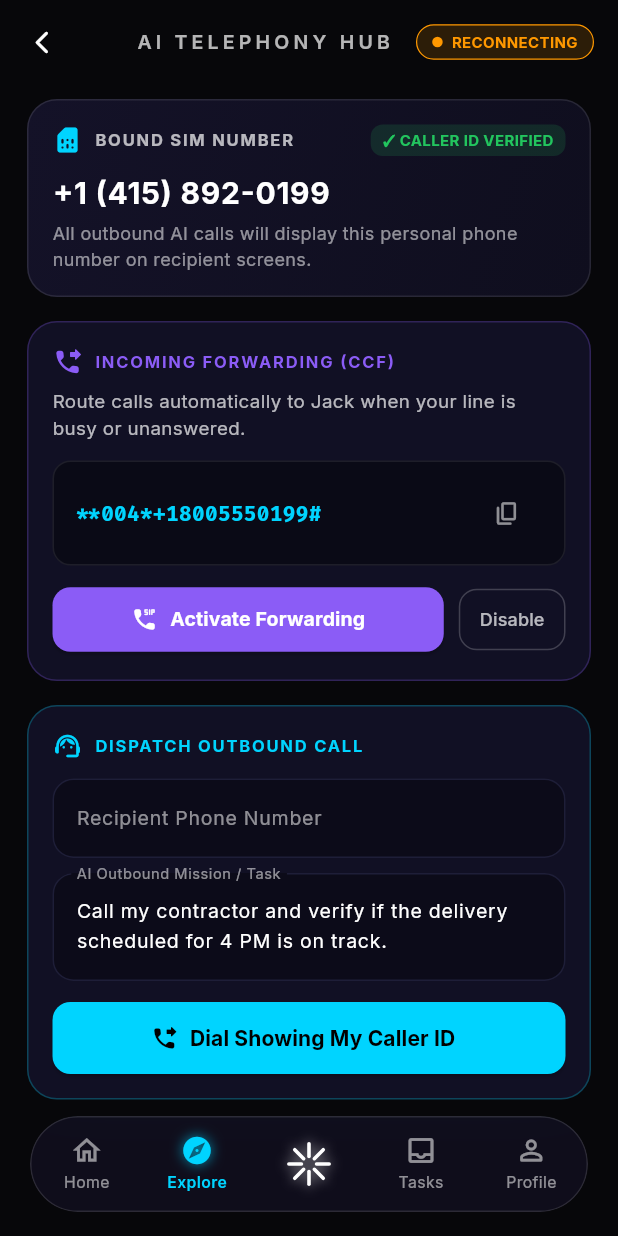
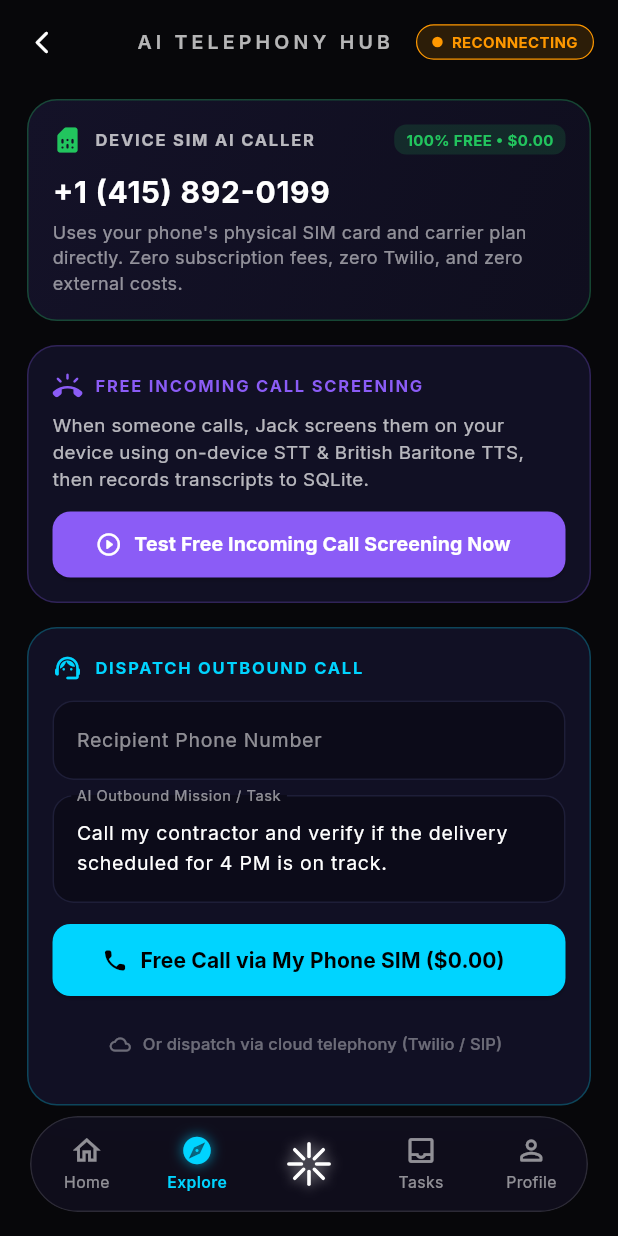
Before and after one commit to JACK-AI7/Jack-Mobile-Agent, a Flutter app: the TelephonyDashboardScreen screen opened by its route, on a phone screen of 412 x 824 dp. Run offline on Flutter 3.47's test engine with Material 3 defaults, Android fonts, the phone set to English and light mode, and no system bars; our stand-ins replace cached_network_image, dio, fl_chart, flutter_animate, flutter_markdown, flutter_riverpod and 11 more; missing offline and left inert: flutter_callkit_incoming, flutter_overlay_window, flutter_webrtc, installed_apps, workmanager; accounts and stored records are empty; network calls fail.

Commit message:
feat(free-calling): enable 100% free on-device SIM AI calling, zero Twilio cost, test call simulator, and native carrier dialer

```diff
--- a/lib/screens/telephony_dashboard_screen.dart
+++ b/lib/screens/telephony_dashboard_screen.dart
@@ -13,7 +13,9 @@ import 'package:flutter/services.dart';
 import 'package:flutter_riverpod/flutter_riverpod.dart';
 import 'package:google_fonts/google_fonts.dart';
 import 'package:go_router/go_router.dart';
+import 'package:url_launcher/url_launcher.dart';
 
+import '../services/telephony/jack_ai_voice_call_engine.dart';
 import '../services/telephony/jack_multi_tenant_telephony_service.dart';
 import '../services/api/jack_storage.dart';
 import '../theme/app_colors.dart';
@@ -44,11 +46,22 @@ class _TelephonyDashboardScreenState
   void initState() {
     super.initState();
     _initTelephonyProfile();
+    JackAiVoiceCallEngine.instance.init();
     _service.liveTranscriptNotifier.addListener(_autoScrollTerminal);
+    JackAiVoiceCallEngine.instance.liveTranscriptNotifier.addListener(_syncLocalTranscripts);
+  }
+
+  void _syncLocalTranscripts() {
+    final list = JackAiVoiceCallEngine.instance.liveTranscriptNotifier.value;
+    if (list.isNotEmpty) {
+      final last = list.last;
+      _service.appendTranscript(last['speaker'] ?? 'Jack', last['text'] ?? '');
+    }
   }
 
   @override
   void dispose() {
+    JackAiVoiceCallEngine.instance.liveTranscriptNotifier.removeListener(_syncLocalTranscripts);
     _service.liveTranscriptNotifier.removeListener(_autoScrollTerminal);
     _targetNumberCtrl.dispose();
     _taskPromptCtrl.dispose();
@@ -214,8 +227,7 @@ class _TelephonyDashboardScreenState
     return ValueListenableBuilder<TelephonyUserConfig?>(
       valueListenable: _service.profileNotifier,
       builder: (ctx, config, _) {
-        final sim = config?.personalSimNumber ?? 'Detecting SIM...';
-        final isVerified = config?.isCallerIdVerified ?? false;
+        final sim = config?.personalSimNumber ?? 'Active Device SIM';
 
         return Container(
           padding: const EdgeInsets.all(16),
@@ -226,7 +238,7 @@ class _TelephonyDashboardScreenState
               end: Alignment.bottomRight,
             ),
             borderRadius: BorderRadius.circular(20),
-            border: Border.all(color: Colors.white.withValues(alpha: 0.1)),
+            border: Border.all(color: const Color(0xFF22C55E).withValues(alpha: 0.3)),
           ),
           child: Column(
             crossAxisAlignment: CrossAxisAlignment.start,
@@ -236,10 +248,10 @@ class _TelephonyDashboardScreenState
                 children: [
                   Row(
                     children: [
-                      const Icon(Icons.sim_card_rounded, color: AppColors.accentCyan, size: 20),
+                      const Icon(Icons.sim_card_rounded, color: Color(0xFF22C55E), size: 20),
                       const SizedBox(width: 8),
                       Text(
-                        'BOUND SIM NUMBER',
+                        'DEVICE SIM AI CALLER',
                         style: GoogleFonts.inter(
                           color: Colors.white70,
                           fontSize: 11,
@@ -252,15 +264,13 @@ class _TelephonyDashboardScreenState
                   Container(
                     padding: const EdgeInsets.symmetric(horizontal: 8, vertical: 3),
                     decoration: BoxDecoration(
-                      color: isVerified
-                          ? const Color(0xFF22C55E).withValues(alpha: 0.15)
-                          : const Color(0xFFF59E0B).withValues(alpha: 0.15),
+                      color: const Color(0xFF22C55E).withValues(alpha: 0.15),
                       borderRadius: BorderRadius.circular(8),
                     ),
                     child: Text(
-                      isVerified ? '✓ CALLER ID VERIFIED' : 'PENDING VALIDATION',
+                      r'100% FREE • $0.00',
                       style: GoogleFonts.inter(
-                        color: isVerified ? const Color(0xFF22C55E) : const Color(0xFFF59E0B),
+                        color: const Color(0xFF22C55E),
                         fontSize: 10,
                         fontWeight: FontWeight.bold,
                       ),
@@ -280,9 +290,7 @@ class _TelephonyDashboardScreenState
               ),
               const SizedBox(height: 4),
               Text(
-                isVerified
-                    ? 'All outbound AI calls will display this personal phone number on recipient screens.'
-                    : 'Twilio validation initiated. Enter code ${config?.validationCode ?? "..."} when prompted by phone.',
+                'Uses your phone\'s physical SIM card and carrier plan directly. Zero subscription fees, zero Twilio, and zero external costs.',
                 style: GoogleFonts.inter(color: Colors.white54, fontSize: 12),
               ),
             ],
@@ -292,14 +300,8 @@ class _TelephonyDashboardScreenState
     );
   }
 
-  // ── CCF Forwarding Terminal ─────────────────────────────────────────────────
+  // ── CCF Forwarding & Free Testing Terminal ──────────────────────────────────
   Widget _buildCcfForwardingTerminal() {
-    return ValueListenableBuilder<TelephonyUserConfig?>(
-      valueListenable: _service.profileNotifier,
-      builder: (ctx, config, _) {
-        final fwdNumber = config?.targetForwardingNumber ?? '+1 (800) 555-0199';
-        final ussdAll = config?.ccfAllCode ?? '**004*$fwdNumber#';
-
     return Container(
       padding: const EdgeInsets.all(16),
       decoration: BoxDecoration(
@@ -312,10 +314,10 @@ class _TelephonyDashboardScreenState
         children: [
           Row(
             children: [
-                  const Icon(Icons.phone_forwarded_rounded, color: Color(0xFF8B5CF6), size: 20),
+              const Icon(Icons.ring_volume_rounded, color: Color(0xFF8B5CF6), size: 20),
               const SizedBox(width: 8),
               Text(
-                    'INCOMING FORWARDING (CCF)',
+                'FREE INCOMING CALL SCREENING',
                 style: GoogleFonts.inter(
                   color: const Color(0xFF8B5CF6),
                   fontSize: 11,
@@ -327,74 +329,36 @@ class _TelephonyDashboardScreenState
           ),
           const SizedBox(height: 8),
           Text(
-                'Route calls automatically to Jack when your line is busy or unanswered.',
+            'When someone calls, Jack screens them on your device using on-device STT & British Baritone TTS, then records transcripts to SQLite.',
             style: GoogleFonts.inter(color: Colors.white70, fontSize: 12.5),
           ),
           const SizedBox(height: 12),
-              Container(
+          SizedBox(
             width: double.infinity,
-                padding: const EdgeInsets.symmetric(horizontal: 14, vertical: 10),
-                decoration: BoxDecoration(
-                  color: Colors.black.withValues(alpha: 0.4),
-                  borderRadius: BorderRadius.circular(12),
-                  border: Border.all(color: Colors.white.withValues(alpha: 0.08)),
-                ),
-                child: Row(
-                  mainAxisAlignment: MainAxisAlignment.spaceBetween,
-                  children: [
-                    Text(
-                      ussdAll,
-                      style: GoogleFonts.firaCode(
-                        color: AppColors.accentCyan,
-                        fontSize: 14,
-                        fontWeight: FontWeight.bold,
-                      ),
-                    ),
-                    IconButton(
-                      icon: const Icon(Icons.copy_rounded, color: Colors.white54, size: 18),
-                      onPressed: () {
-                        Clipboard.setData(ClipboardData(text: ussdAll));
-                        ScaffoldMessenger.of(context).showSnackBar(
-                          const SnackBar(content: Text('CCF Code copied to clipboard')),
-                        );
-                      },
-                    ),
-                  ],
-                ),
-              ),
-              const SizedBox(height: 12),
-              Row(
-                children: [
-                  Expanded(
+            height: 44,
             child: ElevatedButton.icon(
               style: ElevatedButton.styleFrom(
                 backgroundColor: const Color(0xFF8B5CF6),
                 foregroundColor: Colors.white,
                 shape: RoundedRectangleBorder(borderRadius: BorderRadius.circular(12)),
-                        padding: const EdgeInsets.symmetric(vertical: 12),
               ),
-                      icon: const Icon(Icons.dialer_sip_rounded, size: 18),
-                      label: Text('Activate Forwarding', style: GoogleFonts.inter(fontWeight: FontWeight.bold, fontSize: 13)),
-                      onPressed: () => _service.launchUssdDialer(ussdAll),
+              icon: const Icon(Icons.play_circle_outline_rounded, size: 18),
+              label: Text(
+                'Test Free Incoming Call Screening Now',
+                style: GoogleFonts.inter(fontWeight: FontWeight.bold, fontSize: 13),
               ),
+              onPressed: () async {
+                HapticFeedback.mediumImpact();
+                _service.appendTranscript('System', 'Launching simulated incoming call test with Jack AI...');
+                await JackAiVoiceCallEngine.instance.showIncomingCall(
+                  callerName: 'Test Caller',
+                  phoneNumber: '+1 (555) 019-2834',
+                );
+              },
             ),
-                  const SizedBox(width: 10),
-                  OutlinedButton(
-                    style: OutlinedButton.styleFrom(
-                      foregroundColor: Colors.white70,
-                      side: BorderSide(color: Colors.white.withValues(alpha: 0.2)),
-                      shape: RoundedRectangleBorder(borderRadius: BorderRadius.circular(12)),
-                      padding: const EdgeInsets.symmetric(vertical: 12, horizontal: 14),
-                    ),
-                    child: Text('Disable', style: GoogleFonts.inter(fontSize: 12)),
-                    onPressed: () => _service.launchUssdDialer(config?.ccfDeactivateCode ?? '##004#'),
           ),
         ],
       ),
-            ],
-          ),
-        );
-      },
     );
   }
 
@@ -468,9 +432,9 @@ class _TelephonyDashboardScreenState
                 foregroundColor: Colors.black,
                 shape: RoundedRectangleBorder(borderRadius: BorderRadius.circular(12)),
               ),
-              icon: const Icon(Icons.phone_forwarded_rounded, size: 18),
+              icon: const Icon(Icons.phone_rounded, size: 18),
               label: Text(
-                'Dial Showing My Caller ID',
+                'Free Call via My Phone SIM (\$0.00)',
                 style: GoogleFonts.inter(fontSize: 14, fontWeight: FontWeight.bold),
               ),
               onPressed: () async {
@@ -483,6 +447,35 @@ class _TelephonyDashboardScreenState
                   return;
                 }
                 HapticFeedback.heavyImpact();
+                _service.appendTranscript('System', 'Dialing $target via native SIM. Mission: "$task"');
+
+                // Launch device's native carrier dialer at $0 cost
+                final cleanNumber = target.replaceAll(RegExp(r'[^\d+]'), '');
+                final uri = Uri.parse('tel:$cleanNumber');
+                if (await canLaunchUrl(uri)) {
+                  await launchUrl(uri);
+                }
+
+                // Start local AI Voice Call Engine session
+                await JackAiVoiceCallEngine.instance.startOutgoingCall(
+                  recipientName: target,
+                  phoneNumber: cleanNumber,
+                );
+              },
+            ),
+          ),
+          const SizedBox(height: 8),
+          Center(
+            child: TextButton.icon(
+              icon: const Icon(Icons.cloud_queue_rounded, size: 14, color: Colors.white38),
+              label: Text(
+                'Or dispatch via cloud telephony (Twilio / SIP)',
+                style: GoogleFonts.inter(color: Colors.white38, fontSize: 11),
+              ),
+              onPressed: () async {
+                final target = _targetNumberCtrl.text.trim();
+                final task = _taskPromptCtrl.text.trim();
+                if (target.isEmpty) return;
                 await _service.dispatchOutboundCall(
                   recipientNumber: target,
                   taskPrompt: task,
--- a/lib/services/telephony/jack_multi_tenant_telephony_service.dart
+++ b/lib/services/telephony/jack_multi_tenant_telephony_service.dart
@@ -268,6 +268,10 @@ class JackMultiTenantTelephonyService {
     });
   }
 
+  void appendTranscript(String speaker, String message) {
+    _appendTranscript(speaker, message);
+  }
+
   void _appendTranscript(String speaker, String message) {
     final entry = TranscriptEntry(
       speaker: speaker,
```
Lines whose indentation alone changed are shown as unchanged.
